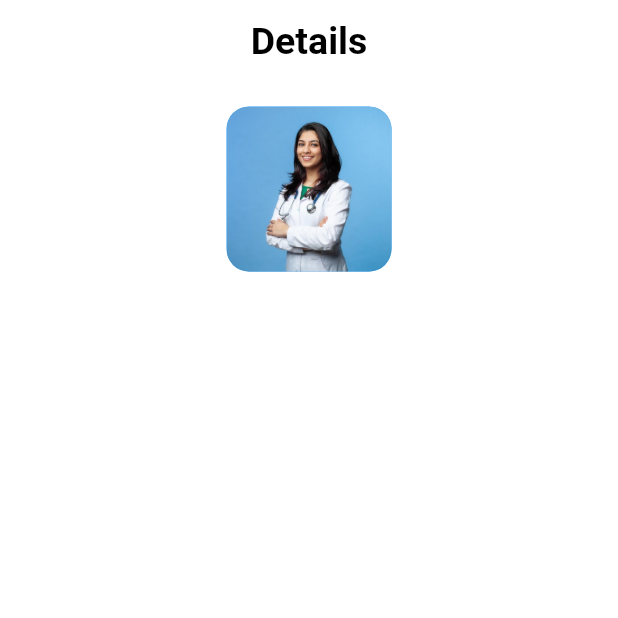
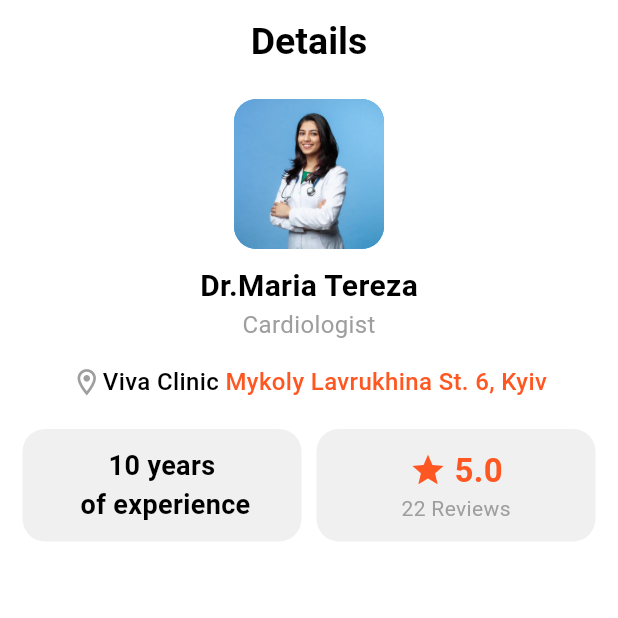
Before and after one commit to Zaidusyy/Flutter-Practice-Projects, a Flutter app: the screen it shows after launch, on a phone screen of 412 x 824 dp, the top half of it. Run offline on Flutter 3.47's test engine with Material 3 defaults, Android fonts, the phone set to English and light mode, and no system bars; our stand-ins replace google_fonts; missing offline and left inert: arcore_flutter_plugin.

Commit message:
half detials screen done

```diff
--- a/day2/lib/Details.dart
+++ b/day2/lib/Details.dart
@@ -21,24 +21,136 @@ class Details extends StatelessWidget {
       ),
       body: Padding(
         padding: EdgeInsets.symmetric(horizontal: 15),
-        child: Column(
-          crossAxisAlignment: CrossAxisAlignment.start,
-          mainAxisAlignment: MainAxisAlignment.start,
-          children: [
-            Center(
-              child: Container(
-                margin: EdgeInsets.all(15),
-                height: 110,
-                width: 110,
+        child: Center(
+          child: Column(
+            children: [
+              Container(
+                margin: EdgeInsets.symmetric(vertical: 10),
+                height: 100,
+                width: 100,
                 alignment: Alignment.center,
                 decoration: BoxDecoration(
-                  borderRadius: BorderRadius.circular(15),
+                    borderRadius: BorderRadius.circular(15),
                     color: Colors.blue,
                     image: DecorationImage(
-                        image: AssetImage('assets/images/Doctor2.jpg'),fit: BoxFit.cover)),
+                        image: AssetImage('assets/images/Doctor2.jpg'),
+                        fit: BoxFit.cover)),
               ),
-            )
-          ],
+              Text(
+                'Dr.Maria Tereza',
+                style: TextStyle(
+                    color: Colors.black,
+                    fontSize: 20,
+                    fontWeight: FontWeight.bold),
+              ),
+              Text(
+                'Cardiologist',
+                style: TextStyle(
+                  color: Colors.grey,
+                  fontSize: 16,
+                ),
+              ),
+              SizedBox(
+                height: 15,
+              ),
+              Row(
+                mainAxisAlignment: MainAxisAlignment.center,
+                children: [
+                  Icon(
+                    Icons.location_on_outlined,
+                    color: Colors.grey,
+                    size: 21,
+                  ),
+                  Text(
+                    'Viva Clinic ',
+                    style: TextStyle(
+                        color: Colors.black,
+                        fontSize: 16,
+                        fontWeight: FontWeight.w500),
+                  ),
+                  Text(
+                    'Mykoly Lavrukhina St. 6, Kyiv',
+                    style: TextStyle(
+                        color: Colors.deepOrange,
+                        fontSize: 16,
+                        fontWeight: FontWeight.w500),
+                  ),
+                ],
+              ),
+              SizedBox(
+                height: 20,
+              ),
+              Row(
+                spacing: 10,
+                mainAxisAlignment: MainAxisAlignment.center,
+                children: [
+                  Expanded(
+                    child: Container(
+                      height: 75,
+                      padding: EdgeInsets.symmetric(horizontal: 10,vertical: 5),
+                      decoration: BoxDecoration(
+                          color: Colors.grey.withAlpha(40),
+                          borderRadius: BorderRadius.circular(15)),
+                      child: Center(
+                        child: Text(
+                          '10 years \n of experience',
+                          style: TextStyle(
+                              color: Colors.black,
+                              fontWeight: FontWeight.bold,
+                              fontSize: 18),
+                          textAlign: TextAlign.center,
+                        ),
+                      ),
+                    ),
+                  ),
+                  Expanded(
+                    child: Container(
+                      height: 75,
+                      padding: EdgeInsets.symmetric(horizontal: 10,vertical: 5),
+                      decoration: BoxDecoration(
+                          color: Colors.grey.withAlpha(40),
+                          borderRadius: BorderRadius.circular(15)),
+                      child: Center(
+                        child: Column(
+                          mainAxisAlignment: MainAxisAlignment.center,
+                          crossAxisAlignment: CrossAxisAlignment.center,
+                          children: [
+                            Row(
+                              mainAxisAlignment: MainAxisAlignment.center,
+                              crossAxisAlignment: CrossAxisAlignment.center,
+                              spacing: 5,
+                              children: [
+                                Icon(
+                                  Icons.star,
+                                  color: Colors.deepOrange,
+                                  size: 25,
+                                ),
+                                Text(
+                                  '5.0',
+                                  style: TextStyle(
+                                      color: Colors.deepOrange,
+                                      fontSize: 22,
+                                      fontWeight: FontWeight.bold),
+                                )
+                              ],
+                            ),
+                            Text(
+                              '22 Reviews',
+                              style: TextStyle(
+                                color: Colors.grey,
+                                fontSize: 14,
+                              ),
+                            ),
+                          ],
+                        ),
+                      ),
+                    ),
+                  ),
+                ],
+              ),
+
+            ],
+          ),
         ),
       ),
     );
```
